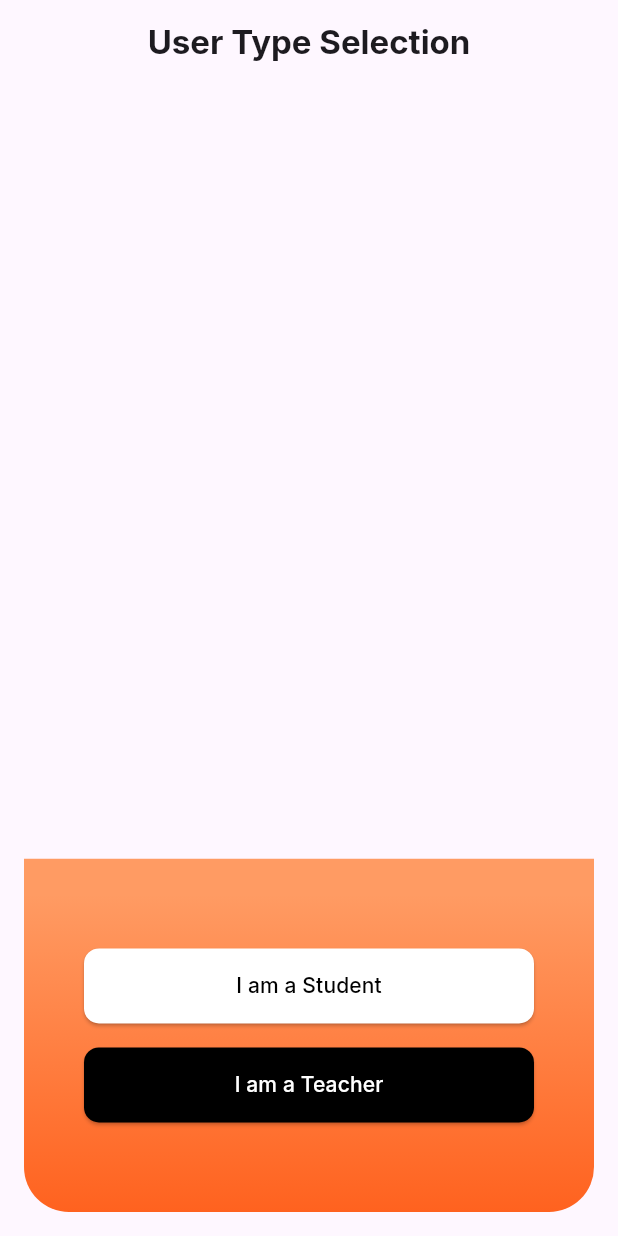
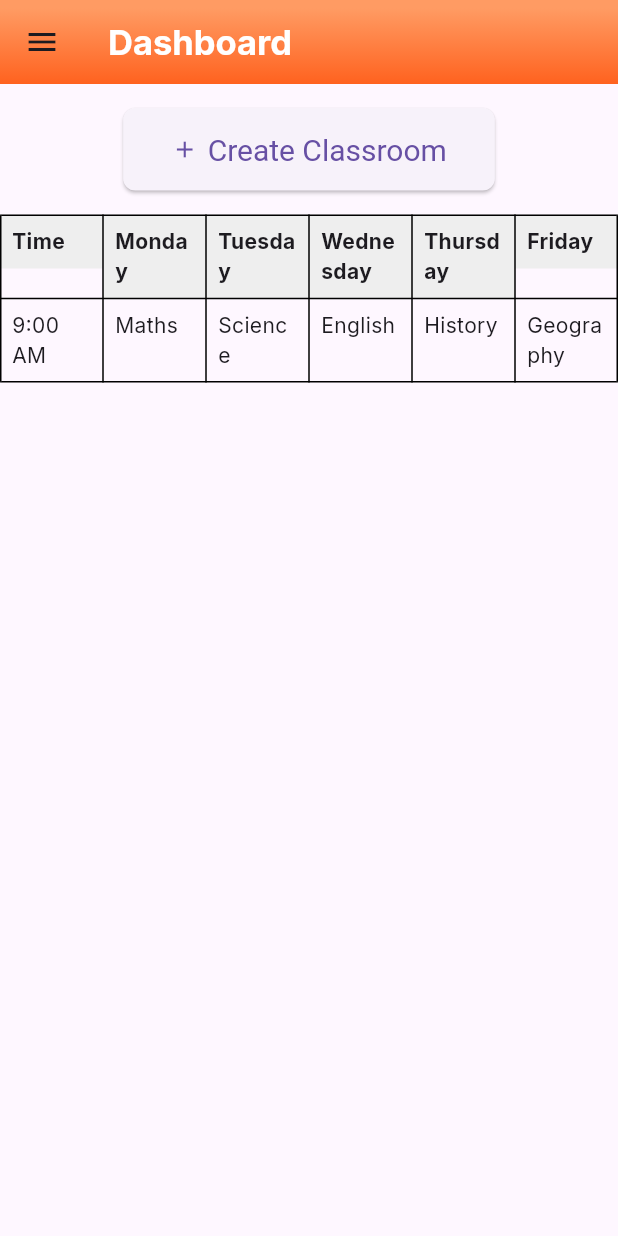
Before and after one commit to SauravHaldar04/Tech-a-thon-Cyber-Neekz, a Flutter app: the screen it shows after launch, on a phone screen of 412 x 824 dp. Run offline on Flutter 3.47's test engine with Material 3 defaults, Android fonts, the phone set to English and light mode, and no system bars.

Commit message:
Adding dashboard

```diff
--- a/lib/main.dart
+++ b/lib/main.dart
@@ -1,4 +1,5 @@
 import 'package:flutter/material.dart';
+import 'package:techathon/screens/dashboard_teacher.dart';
 
 import 'package:techathon/screens/user_type_selection.dart';
 
@@ -19,7 +20,7 @@ class MyApp extends StatelessWidget {
         fontFamily: 'Inter',
         primarySwatch: Colors.blue,
       ),
-      home: const UserTypeSelectionPage(),
+      home: const Dashboard(),
     );
   }
 }
--- /dev/null
+++ b/lib/screens/dashboard_teacher.dart
@@ -0,0 +1,220 @@
+
+      import 'package:flutter/material.dart';
+import 'package:techathon/screens/classroom_input.dart';
+
+      import 'user_type_selection.dart';
+
+      class Dashboard extends StatelessWidget {
+        const Dashboard({Key? key});
+
+        @override
+        Widget build(BuildContext context) {
+          return Scaffold(
+            appBar: AppBar(
+              title: const Text(
+                'Dashboard',
+                style: TextStyle(
+                  color: Colors.white,
+                  fontSize: 23,
+                  fontWeight: FontWeight.bold,
+                ),
+              ),
+              flexibleSpace: Container(
+                decoration: const BoxDecoration(
+                  gradient: LinearGradient(
+                    colors: [
+                      Color.fromRGBO(255, 155, 99, 1),
+                      Color.fromRGBO(255, 98, 31, 1)
+                    ],
+                    stops: [0.1, 1],
+                    begin: Alignment.topCenter,
+                    end: Alignment.bottomCenter,
+                  ),
+                ),
+              ),
+            ),
+            drawer: Drawer(
+              child: ListView(
+                padding: EdgeInsets.zero,
+                children: [
+                  const DrawerHeader(
+                    decoration: BoxDecoration(
+                      gradient: LinearGradient(
+                        colors: [
+                          Color.fromRGBO(255, 155, 99, 1),
+                          Color.fromRGBO(255, 98, 31, 1)
+                        ],
+                        stops: [0.1, 1],
+                        begin: Alignment.topCenter,
+                        end: Alignment.bottomCenter,
+                      ),
+                    ),
+                    child: Text(
+                      'Menu',
+                      style: TextStyle(
+                        color: Colors.white,
+                        fontSize: 24,
+                      ),
+                    ),
+                  ),
+                  ListTile(
+                    title: const Text('Sign Out'),
+                    onTap: () {
+                      Navigator.pushReplacement(
+                        context,
+                        MaterialPageRoute(
+                          builder: (context) => UserTypeSelectionPage(),
+                        ),
+                      );
+                    },
+                  ),
+                ],
+              ),
+            ),
+            body: Column(
+              children: [
+
+
+
+
+                Padding(
+                  padding: const EdgeInsets.all(16.0),
+                  child: ElevatedButton.icon(
+                    onPressed: () {
+                      Navigator.push(
+                        context,
+                        MaterialPageRoute(
+                          builder: (context) => CreateClassroomPage(),
+                        ),
+                      );
+                    },
+                    style: ElevatedButton.styleFrom(
+                      padding: const EdgeInsets.symmetric(
+                        horizontal: 32.0,
+                        vertical: 16.0,
+                      ),
+                      textStyle: const TextStyle(fontSize: 20),
+                      shape: RoundedRectangleBorder(
+                        borderRadius: BorderRadius.circular(8.0),
+                      ),
+                    ),
+                    icon: Icon(Icons.add),
+                    label: const Text('Create Classroom'),
+                  ),
+                ),
+                Table(
+                              border: TableBorder.all(),
+                              children: [
+                                TableRow(
+                                  children: [
+                                    TableCell(
+                                      child: Container(
+                                        padding: const EdgeInsets.all(8),
+                                        color: Colors.grey[200],
+                                        child: const Text(
+                                          'Time',
+                                          style: TextStyle(fontWeight: FontWeight.bold),
+                                        ),
+                                      ),
+                                    ),
+                                    TableCell(
+                                      child: Container(
+                                        padding: const EdgeInsets.all(8),
+                                        color: Colors.grey[200],
+                                        child: const Text(
+                                          'Monday',
+                                          style: TextStyle(fontWeight: FontWeight.bold),
+                                        ),
+                                      ),
+                                    ),
+                                    TableCell(
+                                      child: Container(
+                                        padding: const EdgeInsets.all(8),
+                                        color: Colors.grey[200],
+                                        child: const Text(
+                                          'Tuesday',
+                                          style: TextStyle(fontWeight: FontWeight.bold),
+                                        ),
+                                      ),
+                                    ),
+                                    TableCell(
+                                      child: Container(
+                                        padding: const EdgeInsets.all(8),
+                                        color: Colors.grey[200],
+                                        child: const Text(
+                                          'Wednesday',
+                                          style: TextStyle(fontWeight: FontWeight.bold),
+                                        ),
+                                      ),
+                                    ),
+                                    TableCell(
+                                      child: Container(
+                                        padding: const EdgeInsets.all(8),
+                                        color: Colors.grey[200],
+                                        child: const Text(
+                                          'Thursday',
+                                          style: TextStyle(fontWeight: FontWeight.bold),
+                                        ),
+                                      ),
+                                    ),
+                                    TableCell(
+                                      child: Container(
+                                        padding: const EdgeInsets.all(8),
+                                        color: Colors.grey[200],
+                                        child: const Text(
+                                          'Friday',
+                                          style: TextStyle(fontWeight: FontWeight.bold),
+                                        ),
+                                      ),
+                                    ),
+                                  ],
+                                ),
+                                TableRow(
+                                  children: [
+                                    TableCell(
+                                      child: Container(
+                                        padding: const EdgeInsets.all(8),
+                                        child: const Text('9:00 AM'),
+                                      ),
+                                    ),
+                                    TableCell(
+                                      child: Container(
+                                        padding: const EdgeInsets.all(8),
+                                        child: const Text('Maths'),
+                                      ),
+                                    ),
+                                    TableCell(
+                                      child: Container(
+                                        padding: const EdgeInsets.all(8),
+                                        child: const Text('Science'),
+                                      ),
+                                    ),
+                                    TableCell(
+                                      child: Container(
+                                        padding: const EdgeInsets.all(8),
+                                        child: const Text('English'),
+                                      ),
+                                    ),
+                                    TableCell(
+                                      child: Container(
+                                        padding: const EdgeInsets.all(8),
+                                        child: const Text('History'),
+                                      ),
+                                    ),
+                                    TableCell(
+                                      child: Container(
+                                        padding: const EdgeInsets.all(8),
+                                        child: const Text('Geography'),
+                                      ),
+                                    ),
+                                  ],
+                                ),
+                                // Add more rows for the remaining time slots and days of the week
+                              ],
+                            ),
+
+              ],
+            ),
+          );
+        }
+      }
--- a/lib/screens/student_signup.dart
+++ b/lib/screens/student_signup.dart
@@ -19,12 +19,16 @@ class StudentSignupPage extends StatelessWidget {
               const BoxDecoration(gradient: GlobalVariables.primaryGradient),
         ),
       ),
+
       body: Padding(
         padding: const EdgeInsets.all(16.0),
+
         child: SingleChildScrollView(
+
           child: Column(
             mainAxisAlignment: MainAxisAlignment.center,
             children: [
+              const SizedBox(height: 120.0),
               const TextField(
                 decoration: InputDecoration(
                   labelText: 'Student ID',
--- a/lib/screens/student_signup_2.dart
+++ b/lib/screens/student_signup_2.dart
@@ -10,7 +10,7 @@ class StudentSignupPage2 extends StatelessWidget {
     return Scaffold(
       appBar: AppBar(
         title: const Text(
-          'Create an account',
+          'Student SignUp',
           style: TextStyle(
               color: Colors.white, fontSize: 23, fontWeight: FontWeight.bold),
         ),
@@ -25,6 +25,7 @@ class StudentSignupPage2 extends StatelessWidget {
           child: Column(
             mainAxisAlignment: MainAxisAlignment.center,
             children: [
+              const SizedBox(height: 120.0),
               const TextField(
                 decoration: InputDecoration(
                   labelText: 'Email',
--- a/lib/screens/teacher_signup.dart
+++ b/lib/screens/teacher_signup.dart
@@ -18,9 +18,13 @@ class TeacherLoginPage extends StatelessWidget {
       ),
       body: Padding(
         padding: const EdgeInsets.all(16.0),
+
+        child: SingleChildScrollView(
+
           child: Column(
             mainAxisAlignment: MainAxisAlignment.center,
             children: [
+              const SizedBox(height: 120.0),
               const TextField(
                 decoration: InputDecoration(
                   labelText: 'Teacher-ID',
@@ -147,6 +151,7 @@ class TeacherLoginPage extends StatelessWidget {
             ],
           ),
         ),
+      ),
     );
   }
 }
--- a/lib/screens/teacher_signup_page2.dart
+++ b/lib/screens/teacher_signup_page2.dart
@@ -17,9 +17,11 @@ class TeacherSignupPage extends StatelessWidget {
       ),
       body: Padding(
         padding: const EdgeInsets.all(16.0),
+        child: SingleChildScrollView(
           child: Column(
             mainAxisAlignment: MainAxisAlignment.center,
             children: [
+              const SizedBox(height: 120.0),
               const TextField(
                 decoration: InputDecoration(
                   labelText: 'Email',
@@ -100,6 +102,7 @@ class TeacherSignupPage extends StatelessWidget {
             ],
           ),
         ),
+      ),
     );
   }
 }
```
Also changed, not shown: lib/screens/classroom_input.dart (added, +75 -0 lines). Lines whose indentation alone changed are shown as unchanged.
